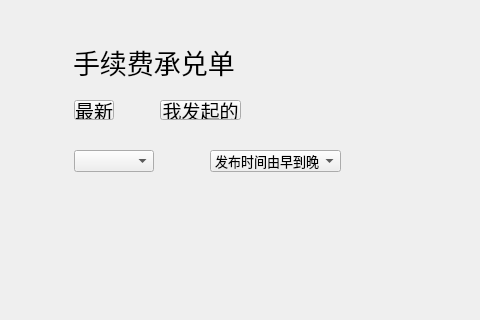
Old version of the form poundage/PoundageWidget.ui in the repository HcashOrg/hx-indicator; both pictures show x 0 to 480 and y 0 to 320 of the 770 by 530 pixel window.
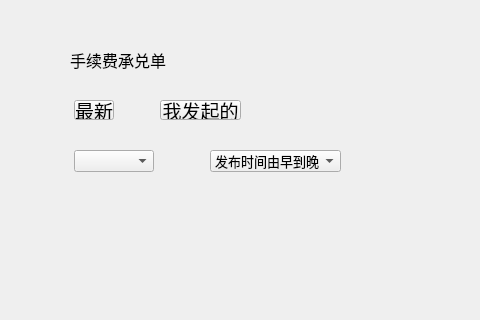
New version of the form.

Diff of the .ui file:
```diff
--- a/poundage/PoundageWidget.ui
+++ b/poundage/PoundageWidget.ui
@@ -26,15 +26,15 @@
   <widget class="QLabel" name="label">
    <property name="geometry">
     <rect>
-     <x>73</x>
-     <y>41</y>
+     <x>70</x>
+     <y>50</y>
      <width>201</width>
-     <height>41</height>
+     <height>20</height>
     </rect>
    </property>
    <property name="font">
     <font>
-     <pointsize>20</pointsize>
+     <pointsize>12</pointsize>
      <kerning>true</kerning>
     </font>
    </property>
```
Left out of the diff: 2 changed lines with no effect on the pictures.
